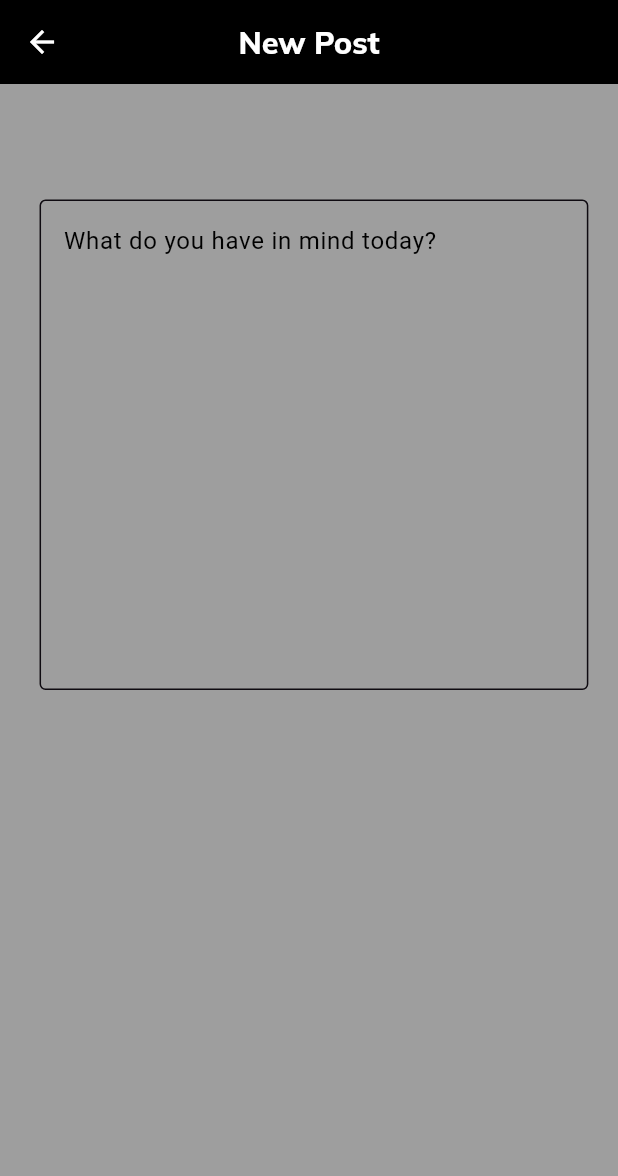
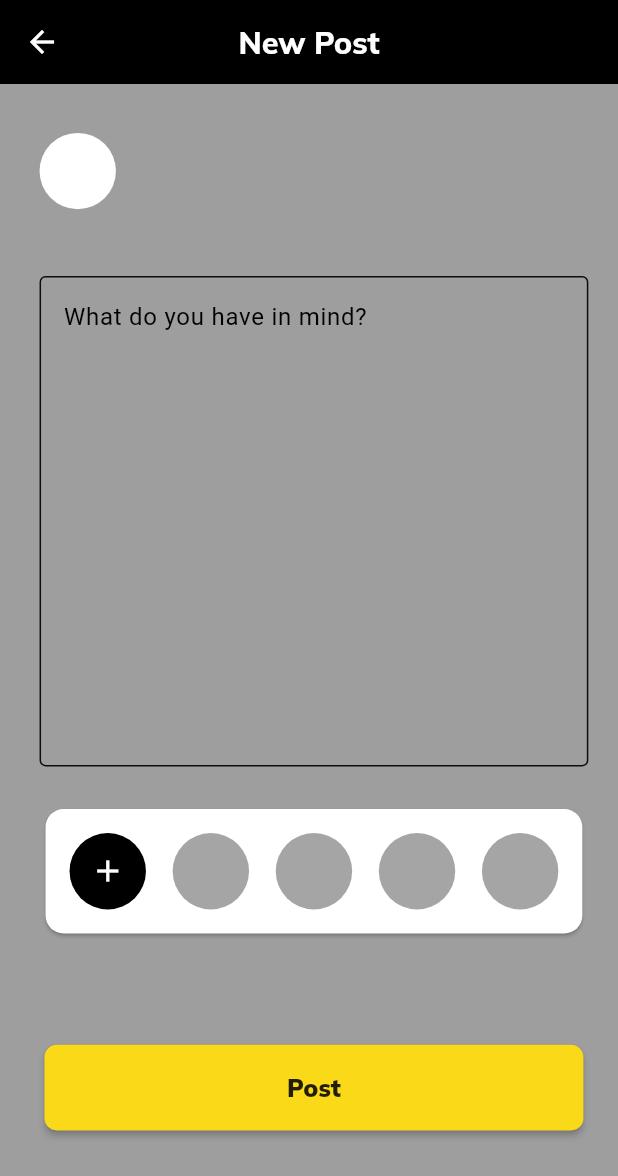
Before and after one commit to Ire-oluwa/Bridgev2, a Flutter app: the NewPost screen opened by its route, on a phone screen of 412 x 824 dp. Shown: the top 1176 px of the screen. Run offline on Flutter 3.47's test engine with Material 3 defaults, Android fonts, the phone set to English and light mode, and no system bars; our stand-ins replace carousel_slider, dots_indicator, flutter_screenutil, flutter_svg, font_awesome_flutter, get and 2 more.

Commit message:
new post colour

```diff
--- a/lib/main_screens/home/new_post.dart
+++ b/lib/main_screens/home/new_post.dart
@@ -1,5 +1,6 @@
 import 'package:bridge_v2/utilities/constants.dart';
 import 'package:bridge_v2/utilities/strings.dart';
+import 'package:bridge_v2/utilities/widgets/my_button.dart';
 import 'package:bridge_v2/utilities/widgets/my_text.dart';
 import 'package:bridge_v2/utilities/widgets/my_textfield.dart';
 import 'package:bridge_v2/utilities/widgets/space.dart';
@@ -16,8 +17,15 @@ class NewPost extends StatelessWidget {
       appBar: AppBar(
         backgroundColor: kPrimaryBlack,
         centerTitle: true,
-        leading: const BackButton(color: kPrimaryWhite,),
-        title: MyText(text: kNewPost, colour: kPrimaryWhite, fontSize: 20.sp, fontWeight: kExtraBold,),
+        leading: const BackButton(
+          color: kPrimaryWhite,
+        ),
+        title: MyText(
+          text: kNewPost,
+          colour: kPrimaryWhite,
+          fontSize: 20.sp,
+          fontWeight: kExtraBold,
+        ),
       ),
       body: kUnfocus(
         child: SingleChildScrollView(
@@ -27,9 +35,50 @@ class NewPost extends StatelessWidget {
             padding: EdgeInsets.fromLTRB(24.w, 32.h, 18.w, 76.h),
             child: Column(
               children: [
-                Row(),
-                MySpace(),
-                MyTextField(textFieldSize: 321.h, hint: kPost, textInputAction: TextInputAction.newline,),
+                Row(
+                  children: [
+                    CircleAvatar(backgroundColor: kPrimaryWhite, radius: 25.r),
+                  ],
+                ),
+                const MySpace(),
+                MyTextField(
+                  textFieldSize: 321.h,
+                  hint: kPostHint,
+                  textInputAction: TextInputAction.newline,
+                ),
+                const MySpace(),
+                Card(
+                  child: Padding(
+                    padding: const EdgeInsets.all(16.0),
+                    child: Row(
+                      mainAxisAlignment: MainAxisAlignment.spaceBetween,
+                      children: [
+                        CircleAvatar(
+                          backgroundColor: kPrimaryBlack,
+                          radius: 25.r,
+                          child: const Icon(
+                            Icons.add,
+                            color: kPrimaryWhite,
+                          ),
+                        ),
+                        CircleAvatar(backgroundColor: kDashboardBackground, radius: 25.r),
+                        CircleAvatar(backgroundColor: kDashboardBackground, radius: 25.r),
+                        CircleAvatar(backgroundColor: kDashboardBackground, radius: 25.r),
+                        CircleAvatar(backgroundColor: kDashboardBackground, radius: 25.r),
+                      ],
+                    ),
+                  ),
+                ),
+                MySpace(height: 69.h),
+                MyButton(
+                  onPressed: () {},
+                  height: 56.h,
+                  child: MyText(
+                    text: kPost,
+                    fontSize: 16.sp,
+                    fontWeight: kBlack,
+                  ),
+                ),
               ],
             ),
           ),
--- a/lib/utilities/strings.dart
+++ b/lib/utilities/strings.dart
@@ -33,4 +33,5 @@ const String kAccommodation = "Accommodation";
 const String kSettings = "Settings";
 const String kLogout = "Log out";
 const String kNewPost = "New Post";
-const String kPost = "What do you have in mind today?";
+const String kPostHint = "What do you have in mind?";
+const String kPost = "Post";
--- a/lib/utilities/widgets/my_button.dart
+++ b/lib/utilities/widgets/my_button.dart
@@ -1,3 +1,4 @@
+import 'package:bridge_v2/utilities/constants.dart';
 import 'package:flutter/material.dart';
 import 'package:flutter_screenutil/flutter_screenutil.dart';
 
@@ -25,7 +26,7 @@ class MyButton extends StatelessWidget {
       onPressed: onPressed,
       height: height ?? 56.h,
       minWidth: width ?? 327.w,
-      color: colour,
+      color: colour ?? kYellowBackground,
       padding: padding,
       shape: RoundedRectangleBorder(borderRadius: BorderRadius.circular(8.r)),
       child: child,
```
